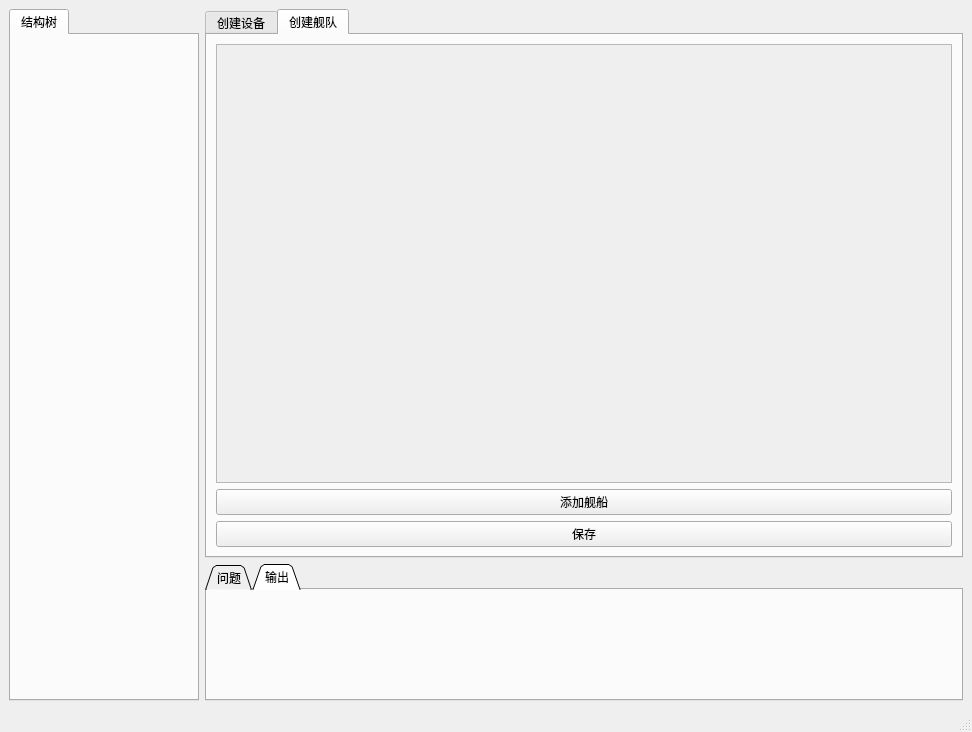
The window that resource/ui/mainwindow.ui (YaHeii/Electromagnetic_Compatibility) describes before a commit, drawn with Qt 5.
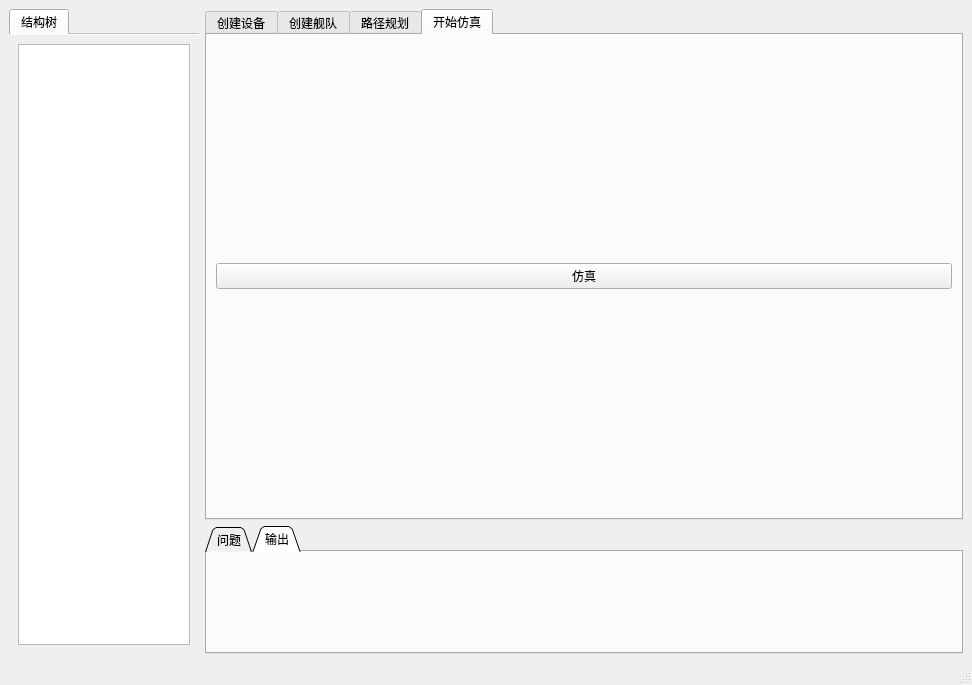
The same window after the commit. The open tabs and pages were chosen to show the change.

```diff
--- a/resource/ui/mainwindow.ui
+++ b/resource/ui/mainwindow.ui
@@ -7,7 +7,7 @@
     <x>0</x>
     <y>0</y>
     <width>972</width>
-    <height>732</height>
+    <height>685</height>
    </rect>
   </property>
   <property name="windowTitle">
@@ -34,6 +34,12 @@
         <property name="elideMode">
          <enum>Qt::TextElideMode::ElideLeft</enum>
         </property>
+        <property name="documentMode">
+         <bool>true</bool>
+        </property>
+        <property name="movable">
+         <bool>false</bool>
+        </property>
         <widget class="QWidget" name="tab_6">
          <property name="sizePolicy">
           <sizepolicy hsizetype="Expanding" vsizetype="Preferred">
@@ -44,6 +50,11 @@
          <attribute name="title">
           <string>结构树</string>
          </attribute>
+         <layout class="QVBoxLayout" name="verticalLayout_6">
+          <item>
+           <widget class="QTreeView" name="treeView"/>
+          </item>
+         </layout>
         </widget>
        </widget>
       </item>
@@ -142,7 +153,7 @@
                  <x>0</x>
                  <y>0</y>
                  <width>729</width>
-                 <height>439</height>
+                 <height>402</height>
                 </rect>
                </property>
                <layout class="QVBoxLayout" name="verticalLayout_4">
@@ -186,6 +197,25 @@
             </item>
            </layout>
           </widget>
+          <widget class="QWidget" name="Path">
+           <attribute name="title">
+            <string>路径规划</string>
+           </attribute>
+          </widget>
+          <widget class="QWidget" name="simulate_tab">
+           <attribute name="title">
+            <string>开始仿真</string>
+           </attribute>
+           <layout class="QVBoxLayout" name="verticalLayout_7">
+            <item>
+             <widget class="QPushButton" name="StartSimulate">
+              <property name="text">
+               <string>仿真</string>
+              </property>
+             </widget>
+            </item>
+           </layout>
+          </widget>
          </widget>
         </item>
         <item>
```
Left out of the diff: 8 changed lines with no effect on the pictures.
